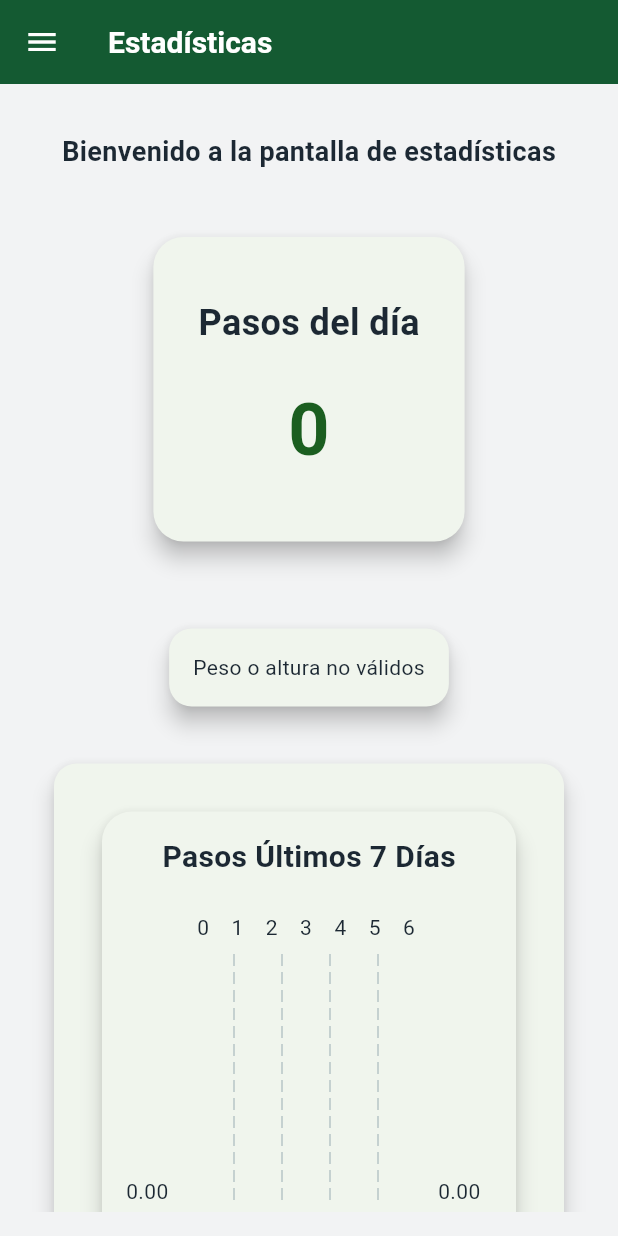
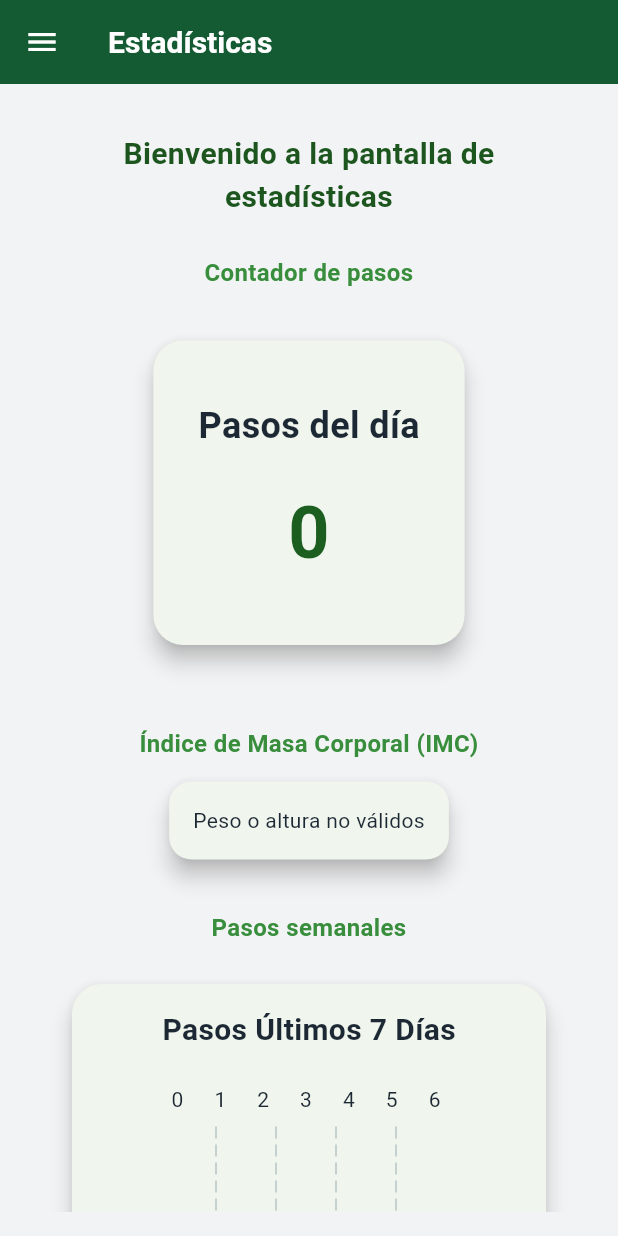
Before and after one commit to SantiagoAHS/app_fit_pt, a Flutter app: the StaticsScreen screen opened by its route, on a phone screen of 412 x 824 dp. Run offline on Flutter 3.47's test engine with Material 3 defaults, Android fonts, the phone set to English and light mode, and no system bars; drawn by our look-alikes of fl_chart; our stand-ins replace cloud_firestore, firebase_auth, firebase_core, google_sign_in, pedometer, permission_handler; accounts and stored records are empty.

Commit message:
movil update 1.0

```diff
--- a/appfit_dia/lib/main.dart
+++ b/appfit_dia/lib/main.dart
@@ -9,6 +9,7 @@ import 'screens/exercises_screen.dart';
 import 'screens/help_screen.dart';
 import 'screens/profile_screen.dart';
 import 'screens/login_screen.dart';
+import 'screens/detalle_rutina.dart';
 
 void main() async {
   WidgetsFlutterBinding.ensureInitialized();
@@ -62,6 +63,7 @@ class MyApp extends StatelessWidget {
         '/perfil': (context) => const ProfileScreen(),
         '/ayuda': (context) => const HelpScreen(),
         '/login': (context) => const LoginScreen(),
+        '/detalle_rutina': (context) => const DetalleRutinaScreen(titulo: 'Rutina'),
       },
     );
   }
--- a/appfit_dia/lib/screens/exercises_screen.dart
+++ b/appfit_dia/lib/screens/exercises_screen.dart
@@ -15,7 +15,7 @@ class ExercisesScreen extends StatefulWidget {
 
 class _ExercisesScreenState extends State<ExercisesScreen> {
   final List<Map<String, String>> routines = const [
-    {'title': 'Barbell Rows', 'time': '10 Minutes', 'reps': '3 Rep'},
+    {'title': 'Barbell Rows', 'time': '45 Minutes', 'reps': '3 Rep'},
     {'title': 'Push Ups', 'time': '8 Minutes', 'reps': '4 Rep'},
     {'title': 'Plank Hold', 'time': '5 Minutes', 'reps': '2 Rep'},
     {'title': 'Squats', 'time': '12 Minutes', 'reps': '5 Rep'},
--- a/appfit_dia/lib/screens/mobile/login_mobile.dart
+++ b/appfit_dia/lib/screens/mobile/login_mobile.dart
@@ -1,4 +1,3 @@
-// archivo: lib/screens/mobile/login_mobile.dart
 import 'package:flutter/material.dart';
 
 class LoginMobileLayout extends StatelessWidget {
--- a/appfit_dia/lib/screens/mobile/statistics_mobile.dart
+++ b/appfit_dia/lib/screens/mobile/statistics_mobile.dart
@@ -12,36 +12,100 @@ class StaticsMobileLayout extends StatelessWidget {
     return SingleChildScrollView(
       padding: const EdgeInsets.all(16),
       child: Column(
-        mainAxisAlignment: MainAxisAlignment.center,
+        crossAxisAlignment: CrossAxisAlignment.center,
         children: [
           const Text(
             'Bienvenido a la pantalla de estadísticas',
-            style: TextStyle(fontSize: 18, fontWeight: FontWeight.bold),
+            style: TextStyle(
+              fontSize: 20,
+              fontWeight: FontWeight.bold,
+              color: Color.fromARGB(255, 28, 86, 30),
+            ),
+            textAlign: TextAlign.center,
           ),
-          const SizedBox(height: 20),
+          const SizedBox(height: 24),
+
+          // Subtítulo Step Counter - centrado
+          Align(
+            alignment: Alignment.center,
+            child: Text(
+              'Contador de pasos',
+              style: TextStyle(
+                fontSize: 16,
+                fontWeight: FontWeight.w600,
+                color: Colors.green.shade700,
+              ),
+              textAlign: TextAlign.center,
+            ),
+          ),
+          const SizedBox(height: 10),
           const StepCounterWidget(),
+
           const SizedBox(height: 30),
+
+          // Subtítulo IMC - centrado
+          Align(
+            alignment: Alignment.center,
+            child: Text(
+              'Índice de Masa Corporal (IMC)',
+              style: TextStyle(
+                fontSize: 16,
+                fontWeight: FontWeight.w600,
+                color: Colors.green.shade700,
+              ),
+              textAlign: TextAlign.center,
+            ),
+          ),
+          const SizedBox(height: 10),
           Card(
             elevation: 6,
-            shape: RoundedRectangleBorder(borderRadius: BorderRadius.circular(15)),
+            shape:
+                RoundedRectangleBorder(borderRadius: BorderRadius.circular(15)),
             child: const Padding(
               padding: EdgeInsets.all(16),
               child: IMCDisplay(showChart: true),
             ),
           ),
+
           const SizedBox(height: 30),
+
+          // Subtítulo Weekly Steps - centrado
+          Align(
+            alignment: Alignment.center,
+            child: Text(
+              'Pasos semanales',
+              style: TextStyle(
+                fontSize: 16,
+                fontWeight: FontWeight.w600,
+                color: Colors.green.shade700,
+              ),
+              textAlign: TextAlign.center,
+            ),
+          ),
+          const SizedBox(height: 10),
+          // Aquí quitamos la card externa porque el widget ya es una card
+          const WeeklyStepChart(),
+
+          const SizedBox(height: 30),
+
+          // Subtítulo Rutinas completadas - centrado
+          Align(
+            alignment: Alignment.center,
+            child: Text(
+              'Rutinas completadas',
+              style: TextStyle(
+                fontSize: 16,
+                fontWeight: FontWeight.w600,
+                color: Colors.green.shade700,
+              ),
+              textAlign: TextAlign.center,
+            ),
+          ),
+          const SizedBox(height: 10),
           const Card(
             elevation: 6,
-            shape: RoundedRectangleBorder(borderRadius: BorderRadius.all(Radius.circular(15))),
-            child: Padding(
-              padding: EdgeInsets.all(16),
-              child: WeeklyStepChart(),
-            ),
-          ),
-          const SizedBox(height: 30),
-          const Card(
-            elevation: 6,
-            shape: RoundedRectangleBorder(borderRadius: BorderRadius.all(Radius.circular(15))),
+            shape: RoundedRectangleBorder(
+                borderRadius: BorderRadius.all(Radius.circular(15))),
             child: Padding(
               padding: EdgeInsets.all(16),
               child: RoutinesComplete(),
--- a/appfit_dia/lib/widgets/imc_chart.dart
+++ b/appfit_dia/lib/widgets/imc_chart.dart
@@ -18,7 +18,7 @@ class IMCChart extends StatelessWidget {
               barRods: [
                 BarChartRodData(
                   toY: imc,
-                  color: Colors.blue,
+                  color: Colors.green,
                   width: 30,
                   borderRadius: BorderRadius.circular(8),
                 ),
```
Also changed, not shown: appfit_dia/lib/screens/detalle_rutina.dart (added, +69 -0 lines), appfit_dia/lib/screens/mobile/home_mobile.dart (+57 -5 lines), appfit_dia/lib/screens/profile_screen.dart (+25 -11 lines), appfit_dia/lib/widgets/routine_card.dart (+42 -7 lines).
